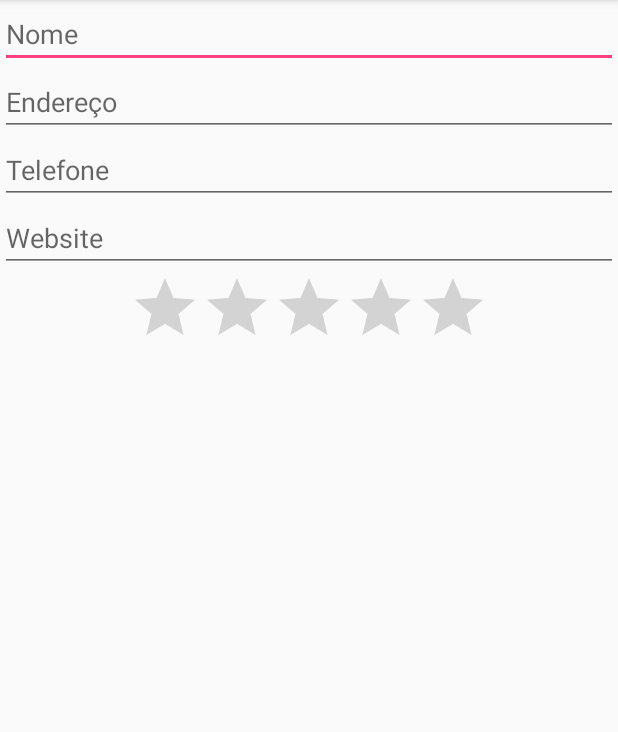
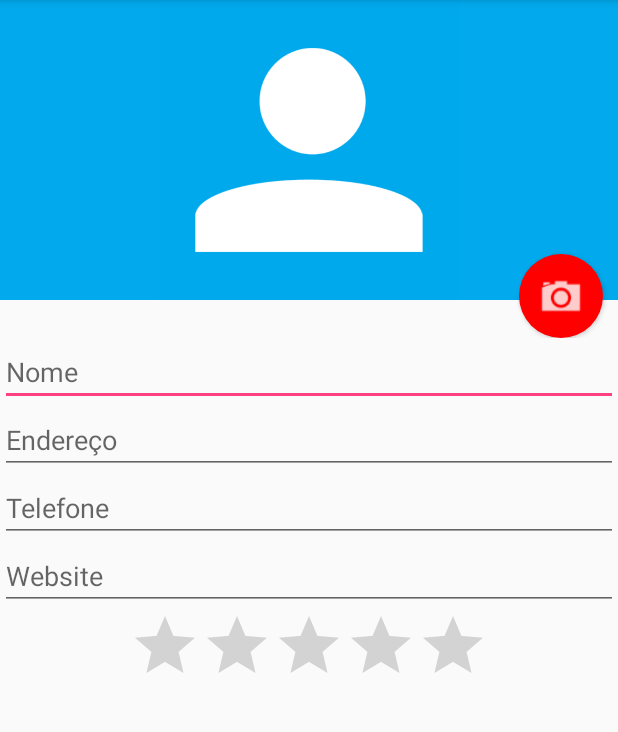
Before and after one commit to jmsstudio/android_simple_agenda, an Android app: the FormularioActivity screen opened directly, with no data from a screen before it, on a phone screen of 412 x 824 dp, the part 84-816 px from its top. Run offline under Robolectric (Android 15) with nearby library versions, the phone set to English and light mode, and no system bars.

Commit message:
Alterado formulário para exibir imagem Iniciando tratamento de tirar foto e guardar imagem

```diff
--- a/app/src/main/java/br/com/jmsstudio/agenda/activity/FormularioActivity.java
+++ b/app/src/main/java/br/com/jmsstudio/agenda/activity/FormularioActivity.java
@@ -1,11 +1,17 @@
 package br.com.jmsstudio.agenda.activity;
 
 import android.content.Intent;
+import android.net.Uri;
+import android.provider.MediaStore;
 import android.support.v7.app.AppCompatActivity;
 import android.os.Bundle;
 import android.view.Menu;
 import android.view.MenuItem;
+import android.view.View;
+import android.widget.Button;
 import android.widget.Toast;
+
+import java.io.File;
 
 import br.com.jmsstudio.agenda.R;
 import br.com.jmsstudio.agenda.dao.AlunoDAO;
@@ -14,12 +20,28 @@ import br.com.jmsstudio.agenda.model.Aluno;
 
 public class FormularioActivity extends AppCompatActivity {
 
+    public static final int REQUEST_CAMERA = 1;
     private FormularioHelper formularioHelper;
 
     @Override
     protected void onCreate(Bundle savedInstanceState) {
         super.onCreate(savedInstanceState);
         setContentView(R.layout.activity_formulario);
+
+        Button btnFoto = (Button) findViewById(R.id.formulario_btn_foto);
+        btnFoto.setOnClickListener(new View.OnClickListener() {
+            @Override
+            public void onClick(View view) {
+                Intent intentFoto = new Intent(MediaStore.ACTION_IMAGE_CAPTURE);
+
+                final String caminhoFoto = getExternalFilesDir(null) + "/" + System.currentTimeMillis() + ".jpg";
+                File arquivoFoto = new File(caminhoFoto);
+
+
+                intentFoto.putExtra(MediaStore.EXTRA_OUTPUT, Uri.fromFile(arquivoFoto));
+                startActivityForResult(intentFoto, REQUEST_CAMERA);
+            }
+        });
 
         formularioHelper = new FormularioHelper(this);
 
@@ -28,6 +50,13 @@ public class FormularioActivity extends AppCompatActivity {
 
         if (aluno != null) {
             formularioHelper.preencheFormulario(aluno);
+        }
+    }
+
+    @Override
+    protected void onActivityResult(int requestCode, int resultCode, Intent data) {
+        if (requestCode == REQUEST_CAMERA && resultCode == RESULT_OK) {
+            //TODO
         }
     }
 
--- /dev/null
+++ b/app/src/main/res/drawable/fundo_camera.xml
@@ -0,0 +1,13 @@
+<?xml version="1.0" encoding="utf-8"?>
+<layer-list xmlns:android="http://schemas.android.com/apk/res/android">
+    <item>
+        <shape android:shape="oval">
+            <solid android:color="#ff0000"/>
+        </shape>
+    </item>
+    <item android:drawable="@drawable/ic_camera"
+        android:bottom="10dp"
+        android:top="10dp"
+        android:right="10dp"
+        android:left="10dp"/>
+</layer-list>
--- a/app/src/main/res/layout/activity_formulario.xml
+++ b/app/src/main/res/layout/activity_formulario.xml
@@ -6,6 +6,25 @@
         android:layout_width="match_parent"
         android:layout_height="wrap_content"
         android:orientation="vertical">
+        <RelativeLayout
+            android:layout_width="match_parent"
+            android:layout_height="225dp">
+            <ImageView android:id="@+id/formulario_foto"
+                android:layout_width="match_parent"
+                android:layout_height="200dp"
+                android:background="#02a9ec"
+                android:src="@drawable/person"
+                android:contentDescription="Foto"/>
+            <Button android:id="@+id/formulario_btn_foto"
+                android:layout_width="56dp"
+                android:layout_height="56dp"
+                android:background="@drawable/fundo_camera"
+                android:layout_marginRight="10dp"
+                android:elevation="6dp"
+                android:layout_alignParentRight="true"
+                android:layout_alignParentBottom="true"/>
+        </RelativeLayout>
+
         <EditText android:id="@+id/formulario_nome"
             android:layout_width="match_parent"
             android:layout_height="wrap_content"
```
